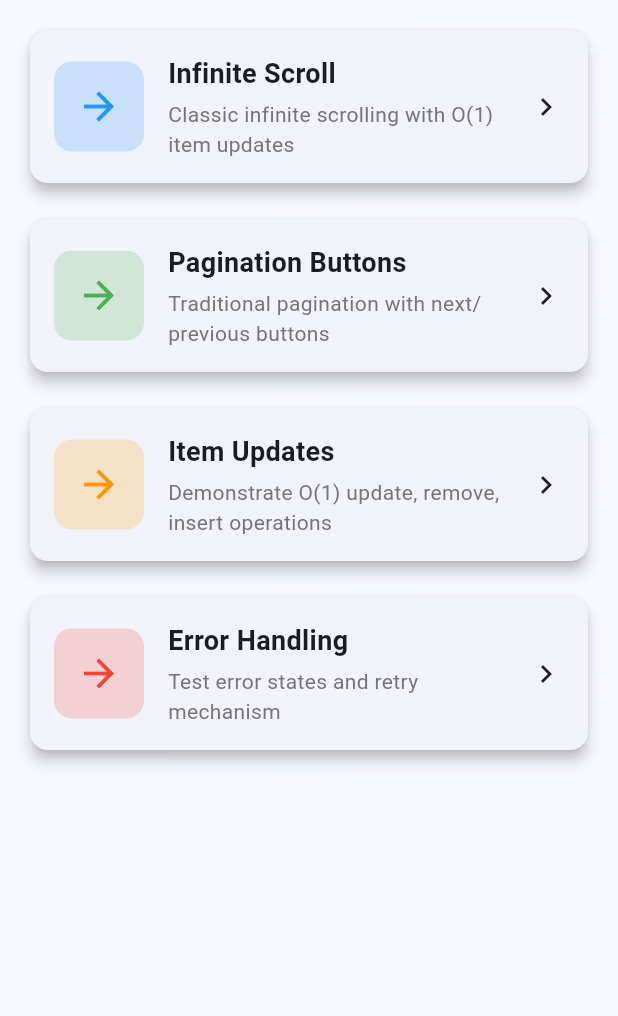
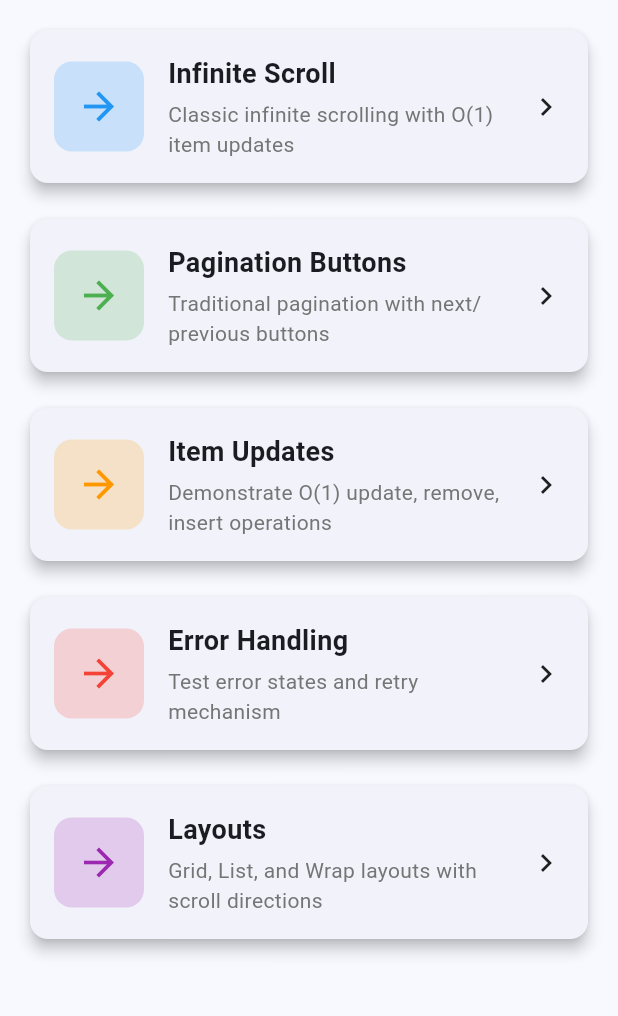
Before and after one commit to DevsLoom/enhanced_pagination_view, a Flutter app: the screen it shows after launch, on a phone screen of 412 x 824 dp, the part 84-1100 px from its top. Run offline on Flutter 3.47's test engine with Material 3 defaults, Android fonts, the phone set to English and light mode, and no system bars.

Commit message:
v1.2.1: Fix grid and wrap layouts implementation
- Fixed _buildSliverList to properly handle grid and wrap layout modes
- Grid layout now uses SliverGrid with gridDelegate
- Wrap layout now uses SliverToBoxAdapter with Wrap widget
- Added layouts example to main demo showcase
- Updated README with comprehensive layout documentation

```diff
--- a/example/lib/main.dart
+++ b/example/lib/main.dart
@@ -2,6 +2,7 @@ import 'dart:async';
 
 import 'package:flutter/material.dart';
 import 'package:enhanced_pagination_view/enhanced_pagination_view.dart';
+import 'layouts_example.dart';
 
 void main() {
   runApp(const MyApp());
@@ -86,6 +87,17 @@ class HomeScreen extends StatelessWidget {
               MaterialPageRoute(
                 builder: (context) => const ErrorHandlingExample(),
               ),
+            ),
+          ),
+          const SizedBox(height: 16),
+          _buildExampleCard(
+            context,
+            'Layouts',
+            'Grid, List, and Wrap layouts with scroll directions',
+            Colors.purple,
+            () => Navigator.push(
+              context,
+              MaterialPageRoute(builder: (context) => const LayoutsExample()),
             ),
           ),
         ],
--- a/pubspec.yaml
+++ b/pubspec.yaml
@@ -1,6 +1,6 @@
 name: enhanced_pagination_view
 description: "Powerful pagination package with O(1) item updates, dual mode support (infinite scroll + pagination buttons), and comprehensive state management."
-version: 1.2.0
+version: 1.2.1
 homepage: https://github.com/DevsLoom/enhanced_pagination_view
 repository: https://github.com/DevsLoom/enhanced_pagination_view
 issue_tracker: https://github.com/DevsLoom/enhanced_pagination_view/issues
```
Also changed, not shown: lib/src/enhanced_pagination_view.dart (+32 -2 lines), 2 other files.
